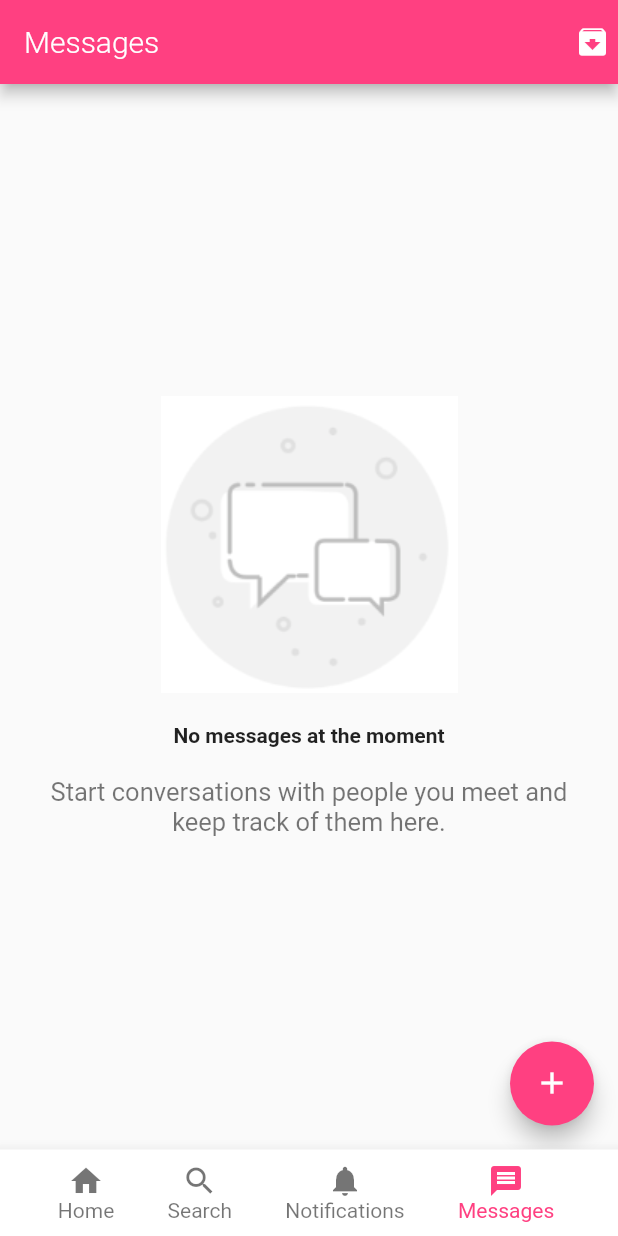
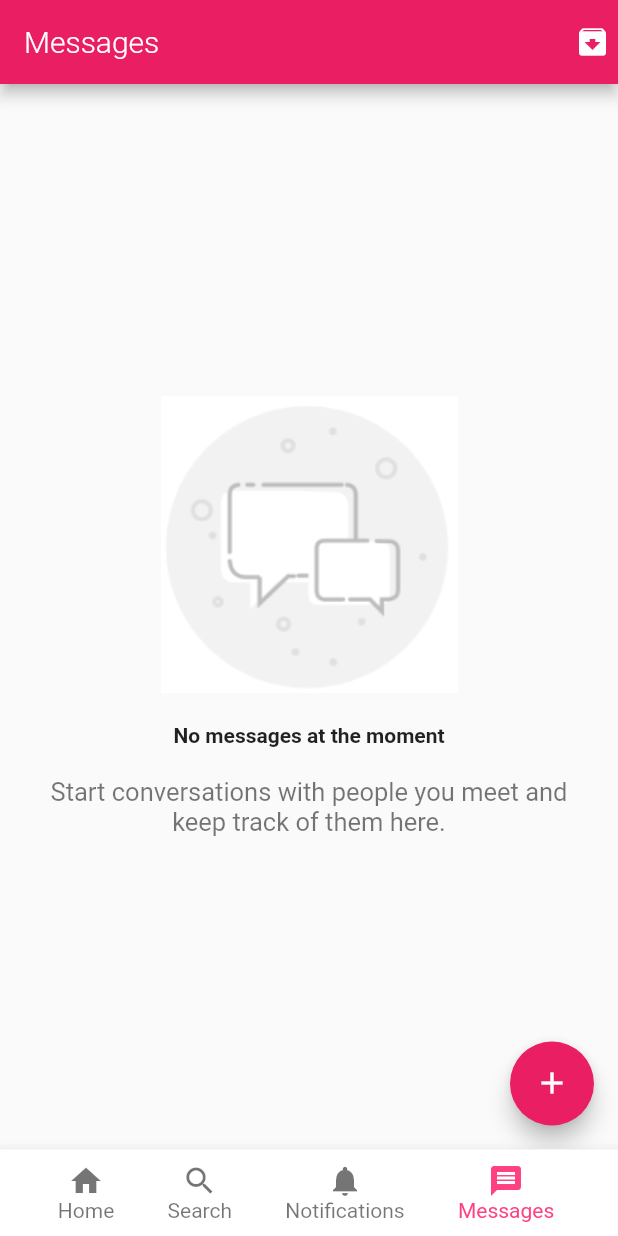
Before and after one commit to avalonsolutions/meetapp-devfest19, a Flutter app: the screen it shows after launch, item 4 of the bottom bar chosen, on a phone screen of 412 x 824 dp. Run offline on Flutter 3.47's test engine with Material 2 defaults, Android fonts, the phone set to English and light mode, and no system bars.

Commit message:
10. theme

```diff
--- a/lib/main.dart
+++ b/lib/main.dart
@@ -19,7 +19,7 @@ class MyApp extends StatelessWidget {
     return MaterialApp(
       title: 'Meetapp Clone',
       theme: ThemeData(
-        primarySwatch: Colors.red,
+        primarySwatch: Colors.pink,
       ),
       home: ScreenView(),
     );
--- a/lib/screens/home/home.dart
+++ b/lib/screens/home/home.dart
@@ -37,7 +37,6 @@ class _HomeScreenState extends State<HomeScreen>{
   Widget build(BuildContext context){
     return Scaffold(
       appBar: AppBar(
-        backgroundColor: Colors.pinkAccent,
         leading: _buildLogo(),
         actions: <Widget>[
           _buildAvatar(),
--- a/lib/screens/messages/messages.dart
+++ b/lib/screens/messages/messages.dart
@@ -41,7 +41,6 @@ class _MessagesScreenState extends State<MessagesScreen>{
   Widget build(BuildContext context){
     return Scaffold(
       appBar: AppBar(
-        backgroundColor: Colors.pinkAccent,
         title: Text(
           'Messages',
           style: TextStyle(
@@ -58,7 +57,6 @@ class _MessagesScreenState extends State<MessagesScreen>{
       ),
       body: _buildBody(),
       floatingActionButton: FloatingActionButton(
-        backgroundColor: Colors.pinkAccent,
         child: Icon(Icons.add),
         onPressed: (){},
       ),
--- a/lib/screens/notifications/notifications.dart
+++ b/lib/screens/notifications/notifications.dart
@@ -11,7 +11,6 @@ class _NotificationsScreenState extends State<NotificationsScreen>{
   Widget build(BuildContext context){
     return Scaffold(
       appBar: AppBar(
-        backgroundColor: Colors.pinkAccent,
         title: Text(
           'Notifications',
           style: TextStyle(
```
